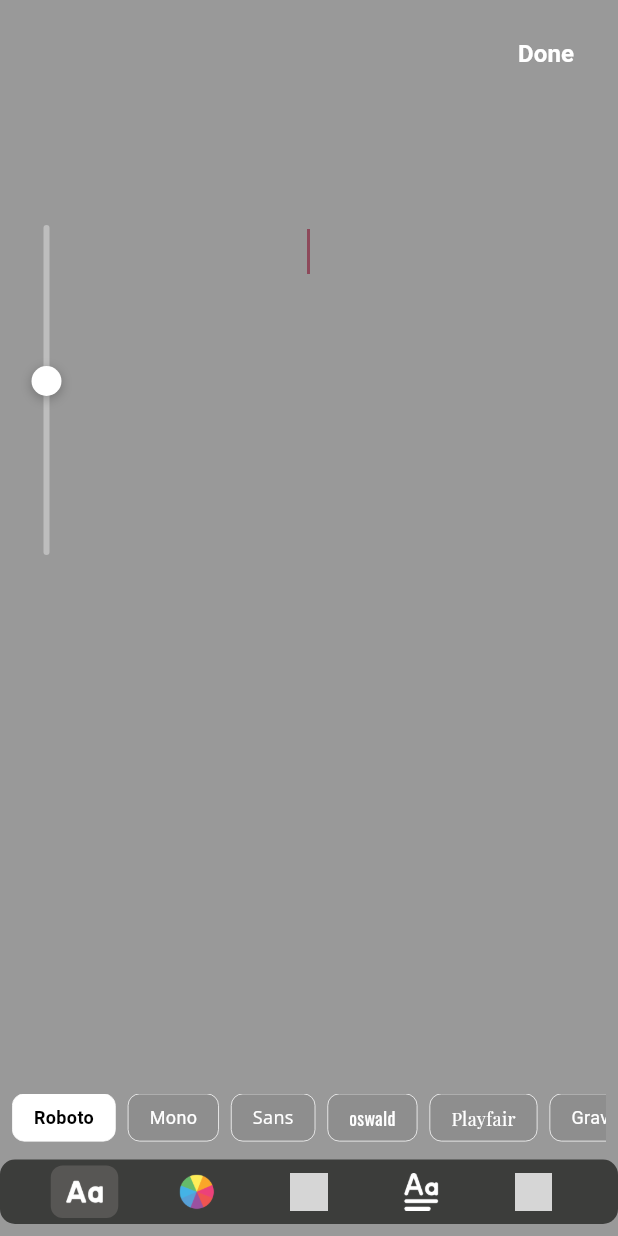
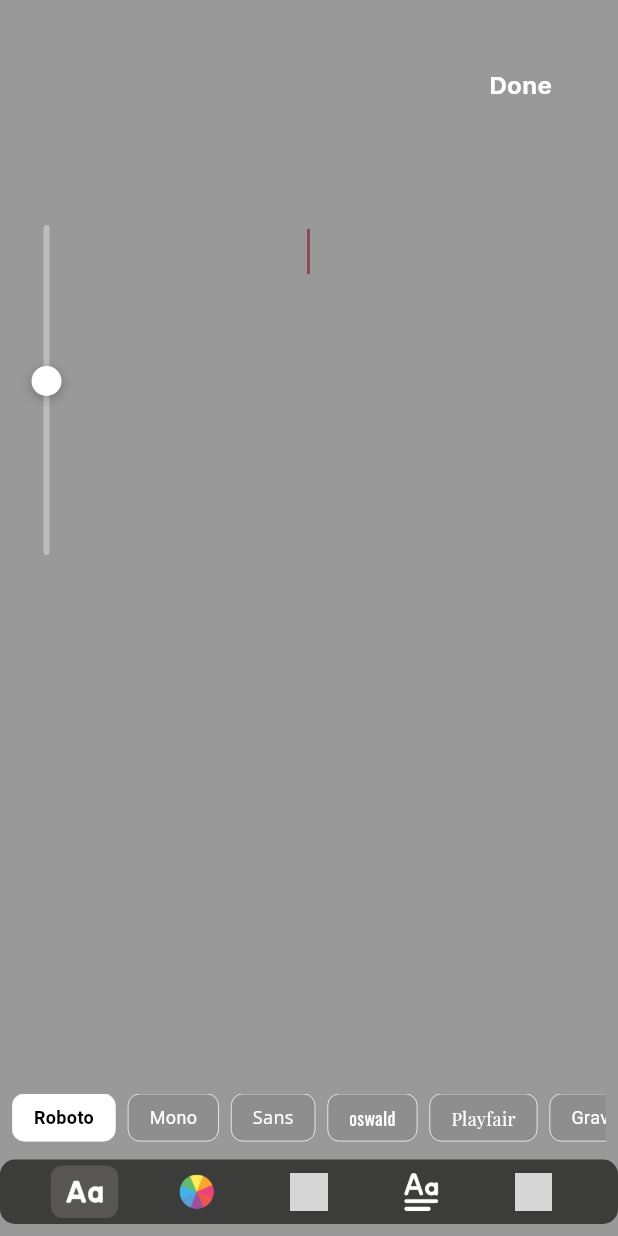
Before and after one commit to bbmedia780-web/PartnerAppLatest, a Flutter app: the TextEditorBottomSheet widget shown alone on an empty page, opened directly with empty values, after a tap on "Done", on a phone screen of 412 x 824 dp. Run offline on Flutter 3.47's test engine with Material 3 defaults, Android fonts, the phone set to English and light mode, and no system bars; our stand-ins replace audioplayers, carousel_slider, country_picker, dio, fluttertoast, geocoding and 10 more; missing offline and left inert: ffmpeg_kit_flutter_new, gallery_media_picker, photo_manager, video_thumbnail; accounts and stored records are empty; Roboto replaces fonts that are missing (Monoton); statements that could not run were skipped; grey boxes are pictures that could not be loaded.

Commit message:
app testing in ios and fix text element is not set in reels screen and also not open text and filter edit bottom-sheet functionality not working in ios

```diff
--- a/lib/features/core/screens/reels/create_reels/screens/create_reels_screen.dart
+++ b/lib/features/core/screens/reels/create_reels/screens/create_reels_screen.dart
@@ -1672,11 +1672,17 @@ class _CreateReelsScreenState extends State<CreateReelsScreen>
 
   // Show text editor
   void _showTextEditor(CreateReelsController controller) {
-    Get.bottomSheet(
-      TextEditorBottomSheet(controller: controller),
-      isScrollControlled: true,
-      backgroundColor: Colors.transparent,
-    );
+    showModalBottomSheet(
+        isScrollControlled: true,
+        backgroundColor: Colors.transparent,
+        context: context, builder: (context){
+      return TextEditorBottomSheet(controller: controller);
+    });
+    // Get.bottomSheet(
+    //   TextEditorBottomSheet(controller: controller),
+    //   isScrollControlled: true,
+    //   backgroundColor: Colors.transparent,
+    // );
   }
 
   // Show filter bottom sheet
--- a/lib/features/core/screens/reels/create_reels/widgets/text_editor_bottom_sheet.dart
+++ b/lib/features/core/screens/reels/create_reels/widgets/text_editor_bottom_sheet.dart
@@ -197,17 +197,86 @@ class _TextEditorBottomSheetState extends State<TextEditorBottomSheet> {
                 //     fontSize: 18,
                 //   ),
                 // ),
-                TextButton(
-                      onPressed: _handleDone,
-                      child: Text(
-                        'Done',
-                        style: TextStyle(
-                    color: whiteColor,
-                          fontSize: 16,
-                          fontWeight: FontWeight.bold,
-                        ),
+                Padding(
+                  padding: const EdgeInsets.all(20),
+                  child: CustomButton(
+                        onTap: (){
+                          debugPrint('==============>>>${_textController.text} ');
+                          if (_textController.text.isNotEmpty) {
+                            if (_editingTextId != null) {
+                              // Update existing text
+                              final index = widget.controller.addedTexts.indexWhere(
+                                    (t) => t['id'] == _editingTextId,
+                              );
+                              if (index != -1) {
+                                // Update text content first
+                                widget.controller.addedTexts[index]['text'] = _textController.text;
+
+                                // Update all style properties
+                                widget.controller.updateTextStyle(
+                                  _editingTextId!,
+                                  isBold: _isBold,
+                                  isItalic: _isItalic,
+                                  hasUnderline: _hasUnderline,
+                                  color: _selectedColor,
+                                  fontSize: _fontSize,
+                                  fontStyle: _selectedFontStyle,
+                                  textAlign: _textAlign,
+                                  backgroundColor: _backgroundColor,
+                                );
+
+                                // Ensure background color is updated
+                                widget.controller.addedTexts[index]['backgroundColor'] = _backgroundColor;
+
+                                // Refresh the list to update UI
+                                widget.controller.addedTexts.refresh();
+
+                                // Clear editing ID BEFORE closing so text reappears immediately
+                                widget.controller.editingTextId.value = '';
+
+                                // Force controller update
+                                widget.controller.update();
+                              }
+                            } else {
+                              // Add new text
+                              final textWidth = _textController.text.length * _fontSize * 0.6;
+                              final centerX = (Get.width - textWidth) / 2;
+                              final centerY = Get.height / 3;
+
+                              widget.controller.addText(
+                                _textController.text,
+                                _selectedColor,
+                                _fontSize,
+                                Offset(centerX.clamp(0.0, Get.width - 100), centerY),
+                                fontStyle: _selectedFontStyle,
+                                isBold: _isBold,
+                                isItalic: _isItalic,
+                                hasUnderline: _hasUnderline,
+                                textAlign: _textAlign,
+                                backgroundColor: _backgroundColor,
+                              );
+                            }
+                            Get.back();
+                          } else {
+                            ShowToast.show(
+                              message: 'Please enter some text',
+                              type: ToastType.error,
+                            );
+                          }
+                        },
+                    title: 'Done',
+                    isDisable: false,
+                    bgColor: Colors.transparent,
+                      //   child: Text(
+                      //     'Done',
+                      //     style: TextStyle(
+                      // color: whiteColor,
+                      //       fontSize: 16,
+                      //       fontWeight: FontWeight.bold,
+                      //     ),
+                      //   ),
                       ),
-                    ),
+                ),
                   ],
                 ),
               ),
@@ -792,30 +861,15 @@ class _TextEditorBottomSheetState extends State<TextEditorBottomSheet> {
         }
       } else {
         // Add new text
-        final screenWidth = MediaQuery.of(context).size.width;
-        final screenHeight = MediaQuery.of(context).size.height;
-
         final textWidth = _textController.text.length * _fontSize * 0.6;
-
-        double centerX = (screenWidth - textWidth) / 2;
-        double centerY = screenHeight / 3;
-
-// Prevent NaN / Infinity
-        if (centerX.isNaN || centerX.isInfinite) {
-          centerX = 0;
-        }
-        if (centerY.isNaN || centerY.isInfinite) {
-          centerY = 0;
-        }
-
-// Safe clamp
-        centerX = centerX.clamp(0.0, screenWidth - 100);
+        final centerX = (Get.width - textWidth) / 2;
+        final centerY = Get.height / 3;
 
         widget.controller.addText(
           _textController.text,
           _selectedColor,
           _fontSize,
-          const Offset(0, 0),// 👈 pass null offset
+          Offset(centerX.clamp(0.0, Get.width - 100), centerY),
           fontStyle: _selectedFontStyle,
           isBold: _isBold,
           isItalic: _isItalic,
@@ -823,8 +877,6 @@ class _TextEditorBottomSheetState extends State<TextEditorBottomSheet> {
           textAlign: _textAlign,
           backgroundColor: _backgroundColor,
         );
-
-
       }
       Get.back();
     } else {
```
Also changed, not shown: pubspec.lock (deleted).
